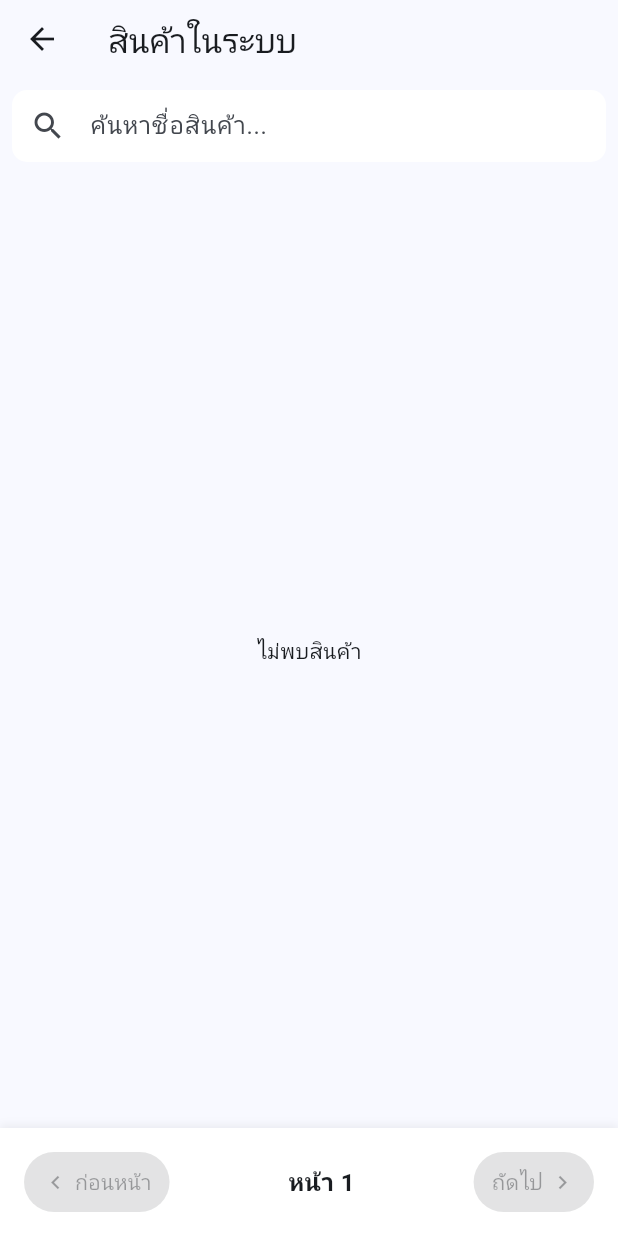
After one commit to sattha249/bright-motor-mobile, a Flutter app: the HomeScreen screen opened directly, scrolled down 92 dp, after a tap on "สินค้าในระบบ", on a phone screen of 412 x 824 dp. The commit adds this screen. Run offline on Flutter 3.47's test engine with Material 3 defaults, Android fonts, the phone set to English and light mode, and no system bars; our stand-ins replace flutter_dotenv, flutter_hooks, hooks_riverpod, riverpod, shared_preferences; missing offline and left inert: blue_thermal_printer, pretty_http_logger; accounts and stored records are empty; statements that could not run were skipped.

Commit message:
add system product , change discount calculation in sale page

```diff
--- /dev/null
+++ b/lib/providers/system_product_provider.dart
@@ -0,0 +1,99 @@
+import 'package:brightmotor_store/models/product_model.dart';
+import 'package:brightmotor_store/services/product_service.dart';
+import 'package:flutter/foundation.dart';
+import 'package:hooks_riverpod/hooks_riverpod.dart';
+
+class SystemProductState {
+  final List<Product> products;
+  final int page;
+  final bool hasMore;
+  final bool isLoading;
+  final String query;
+
+  SystemProductState({
+    this.products = const [],
+    this.page = 1,
+    this.hasMore = true,
+    this.isLoading = false,
+    this.query = '',
+  });
+
+  SystemProductState copyWith({
+    List<Product>? products,
+    int? page,
+    bool? hasMore,
+    bool? isLoading,
+    String? query,
+  }) {
+    return SystemProductState(
+      products: products ?? this.products,
+      page: page ?? this.page,
+      hasMore: hasMore ?? this.hasMore,
+      isLoading: isLoading ?? this.isLoading,
+      query: query ?? this.query,
+    );
+  }
+}
+
+final systemProductProvider = StateNotifierProvider.autoDispose<SystemProductNotifier, SystemProductState>((ref) {
+  final service = ref.watch(productServiceProvider);
+  return SystemProductNotifier(service);
+});
+
+class SystemProductNotifier extends StateNotifier<SystemProductState> {
+  final ProductService _service;
+  final int _perPage = 20;
+
+  SystemProductNotifier(this._service) : super(SystemProductState()) {
+    loadInitial();
+  }
+
+  Future<void> loadInitial() async {
+    await fetchData(page: 1, query: '');
+  }
+
+  Future<void> search(String query) async {
+    await fetchData(page: 1, query: query);
+  }
+
+  Future<void> nextPage() async {
+    if (state.isLoading || !state.hasMore) return;
+    await fetchData(page: state.page + 1, query: state.query);
+  }
+
+  Future<void> previousPage() async {
+    if (state.isLoading || state.page <= 1) return;
+    await fetchData(page: state.page - 1, query: state.query);
+  }
+
+  Future<void> fetchData({
+    required int page,
+    required String query,
+  }) async {
+    state = state.copyWith(isLoading: true, query: query);
+
+    try {
+      final response = await _service.getSystemProducts(
+        page: page,
+        perPage: _perPage,
+        search: query,
+      );
+
+      final newProducts = response.data;
+
+      state = state.copyWith(
+        products: newProducts,
+        page: page,
+        hasMore: newProducts.length >= _perPage,
+        isLoading: false,
+      );
+    } catch (e) {
+      debugPrint("Error fetching system products: $e");
+      state = state.copyWith(
+        products: [],
+        hasMore: false,
+        isLoading: false,
+      );
+    }
+  }
+}
--- a/lib/screens/home/home_screen.dart
+++ b/lib/screens/home/home_screen.dart
@@ -9,6 +9,7 @@ import 'package:brightmotor_store/services/session_preferences.dart';
 import 'package:brightmotor_store/screens/pre_order_screen.dart';
 import 'package:brightmotor_store/screens/sync_data_screen.dart';
 import 'package:brightmotor_store/screens/sell_history_screen.dart';
+import 'package:brightmotor_store/screens/product/system_product_screen.dart';
 import 'package:flutter/material.dart';
 import 'package:hooks_riverpod/hooks_riverpod.dart';
 
@@ -215,6 +216,25 @@ class HomeScreen extends ConsumerWidget {
     ),
   ),
 ),
+                      GestureDetector(
+                        onTap: () {
+                          Navigator.of(context).push(MaterialPageRoute(
+                              builder: (context) => const SystemProductScreen()));
+                        },
+                        child: const Card(
+                          child: Center(
+                            child: Column(
+                              mainAxisSize: MainAxisSize.min,
+                              children: [
+                                Icon(Icons.inventory, size: 48, color: Colors.teal),
+                                SizedBox(height: 8),
+                                Text("สินค้าในระบบ",
+                                    style: TextStyle(fontSize: 16, fontWeight: FontWeight.bold)),
+                              ],
+                            ),
+                          ),
+                        ),
+                      ),
                     ],
                   ),
                 ],
--- /dev/null
+++ b/lib/screens/product/system_product_screen.dart
@@ -0,0 +1,149 @@
+import 'dart:async';
+import 'package:brightmotor_store/components/product_tile.dart';
+import 'package:brightmotor_store/providers/system_product_provider.dart';
+import 'package:flutter/material.dart';
+import 'package:hooks_riverpod/hooks_riverpod.dart';
+
+class SystemProductScreen extends ConsumerStatefulWidget {
+  const SystemProductScreen({super.key});
+
+  @override
+  ConsumerState<SystemProductScreen> createState() => _SystemProductScreenState();
+}
+
+class _SystemProductScreenState extends ConsumerState<SystemProductScreen> {
+  final TextEditingController _searchController = TextEditingController();
+  Timer? _debounce;
+
+  @override
+  void dispose() {
+    _searchController.dispose();
+    _debounce?.cancel();
+    super.dispose();
+  }
+
+  void _onSearchChanged(String query) {
+    if (_debounce?.isActive ?? false) _debounce!.cancel();
+
+    // Debounce search requests by 500ms
+    _debounce = Timer(const Duration(milliseconds: 500), () {
+      ref.read(systemProductProvider.notifier).search(query);
+    });
+  }
+
+  @override
+  Widget build(BuildContext context) {
+    final state = ref.watch(systemProductProvider);
+    final notifier = ref.read(systemProductProvider.notifier);
+
+    return Scaffold(
+      appBar: AppBar(
+        title: const Text('สินค้าในระบบ'),
+        bottom: PreferredSize(
+          preferredSize: const Size.fromHeight(60),
+          child: Padding(
+            padding: const EdgeInsets.all(8.0),
+            child: TextField(
+              controller: _searchController,
+              onChanged: _onSearchChanged,
+              decoration: InputDecoration(
+                hintText: 'ค้นหาชื่อสินค้า...',
+                prefixIcon: const Icon(Icons.search),
+                filled: true,
+                fillColor: Colors.white,
+                border: OutlineInputBorder(
+                  borderRadius: BorderRadius.circular(10),
+                  borderSide: BorderSide.none,
+                ),
+                contentPadding: const EdgeInsets.symmetric(vertical: 0),
+              ),
+            ),
+          ),
+        ),
+      ),
+      body: Column(
+        children: [
+          Expanded(
+            child: state.isLoading && state.products.isEmpty
+                ? const Center(child: CircularProgressIndicator())
+                : state.products.isEmpty
+                    ? const Center(child: Text("ไม่พบสินค้า"))
+                    : ListView.builder(
+                        padding: const EdgeInsets.symmetric(vertical: 8),
+                        itemCount: state.products.length,
+                        itemBuilder: (context, index) {
+                          final product = state.products[index];
+                          return ProductTile(
+                            product: product,
+                            actionVisible: false,
+                          );
+                        },
+                      ),
+          ),
+
+          // Pagination control bar
+          Container(
+            padding: const EdgeInsets.symmetric(vertical: 12, horizontal: 16),
+            decoration: BoxDecoration(
+              color: Colors.white,
+              boxShadow: [
+                const BoxShadow(
+                  color: Color.fromRGBO(158, 158, 158, 0.15),
+                  blurRadius: 4,
+                  offset: Offset(0, -2),
+                ),
+              ],
+            ),
+            child: SafeArea(
+              top: false,
+              child: Row(
+                mainAxisAlignment: MainAxisAlignment.spaceBetween,
+                children: [
+                  ElevatedButton(
+                    onPressed: (state.page > 1 && !state.isLoading)
+                        ? () => notifier.previousPage()
+                        : null,
+                    style: ElevatedButton.styleFrom(
+                      padding: const EdgeInsets.symmetric(horizontal: 12, vertical: 8),
+                    ),
+                    child: const Row(
+                      mainAxisSize: MainAxisSize.min,
+                      children: [
+                        Icon(Icons.chevron_left),
+                        SizedBox(width: 4),
+                        Text("ก่อนหน้า"),
+                      ],
+                    ),
+                  ),
+                  Text(
+                    "หน้า ${state.page}",
+                    style: const TextStyle(
+                      fontSize: 16,
+                      fontWeight: FontWeight.bold,
+                    ),
+                  ),
+                  ElevatedButton(
+                    onPressed: (state.hasMore && !state.isLoading)
+                        ? () => notifier.nextPage()
+                        : null,
+                    style: ElevatedButton.styleFrom(
+                      padding: const EdgeInsets.symmetric(horizontal: 12, vertical: 8),
+                    ),
+                    child: const Row(
+                      mainAxisSize: MainAxisSize.min,
+                      children: [
+                        Text("ถัดไป"),
+                        SizedBox(width: 4),
+                        Icon(Icons.chevron_right),
+                      ],
+                    ),
+                  ),
+                ],
+              ),
+            ),
+          ),
+        ],
+      ),
+    );
+  }
+}
--- a/lib/services/product_service.dart
+++ b/lib/services/product_service.dart
@@ -17,6 +17,7 @@ final productServiceProvider = Provider.autoDispose<ProductService>((ref) {
 abstract class ProductService {
   Future<ProductResponse> getProducts({String? category, int page = 1, int limit = 20});
   Future<ProductSearchResponse> search(String query, {int page = 1, int limit = 20});
+  Future<ProductResponse> getSystemProducts({int page = 1, int perPage = 20, String search = ''});
 }
 
 class ProductServiceImpl extends ProductService {
@@ -84,4 +85,27 @@ class ProductServiceImpl extends ProductService {
       throw Exception('Error fetching products: $e');
     }
   }
+
+  @override
+  Future<ProductResponse> getSystemProducts({int page = 1, int perPage = 20, String search = ''}) async {
+    try {
+      final headers = await authService.getAuthHeader();
+
+      final encodedSearch = Uri.encodeComponent(search);
+      final url = '$baseUrl/products?page=$page&perPage=$perPage&search=$encodedSearch';
+
+      final response = await defaultHttpClient().get(
+        Uri.parse(url),
+        headers: headers,
+      );
+
+      if (response.statusCode == 200) {
+        return ProductResponse.fromJson(jsonDecode(response.body));
+      } else {
+        throw Exception('Failed to load system products: ${response.body}');
+      }
+    } catch (e) {
+      throw Exception('Error fetching system products: $e');
+    }
+  }
 }
```
Also changed, not shown: lib/providers/cart_provider.dart (+13 -9 lines), lib/screens/cart_screen.dart (+16 -12 lines).
